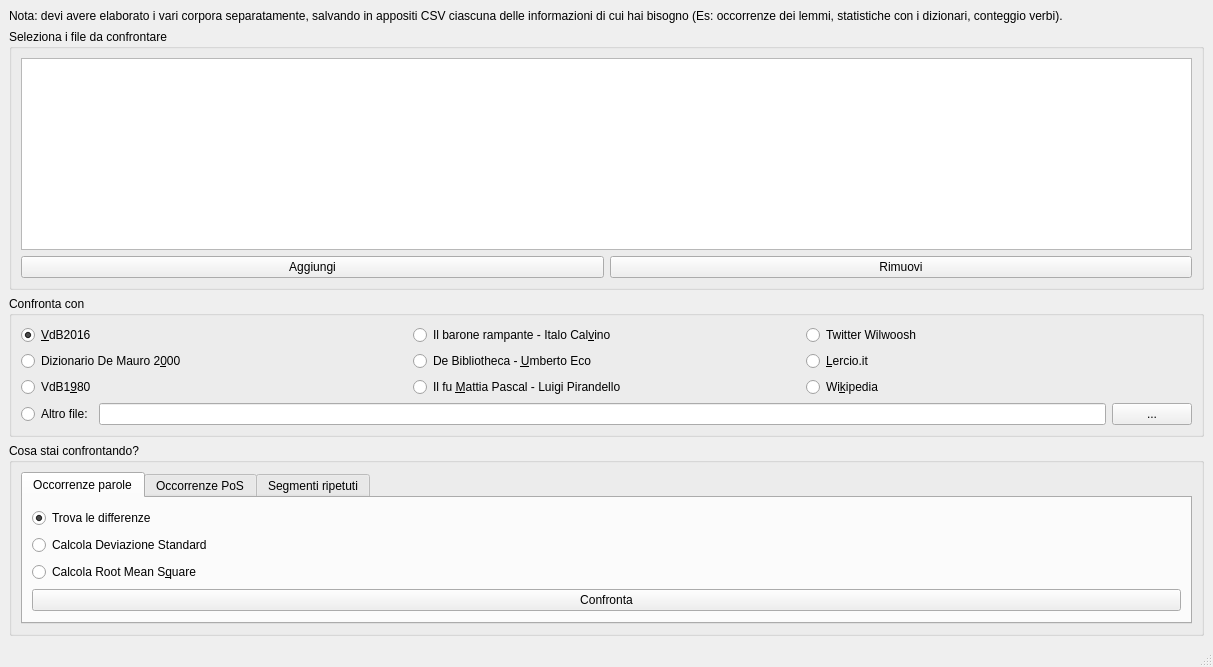
Above: forms/confronto.ui from zorbaproject/Bran before the change. Below: the same form after it.
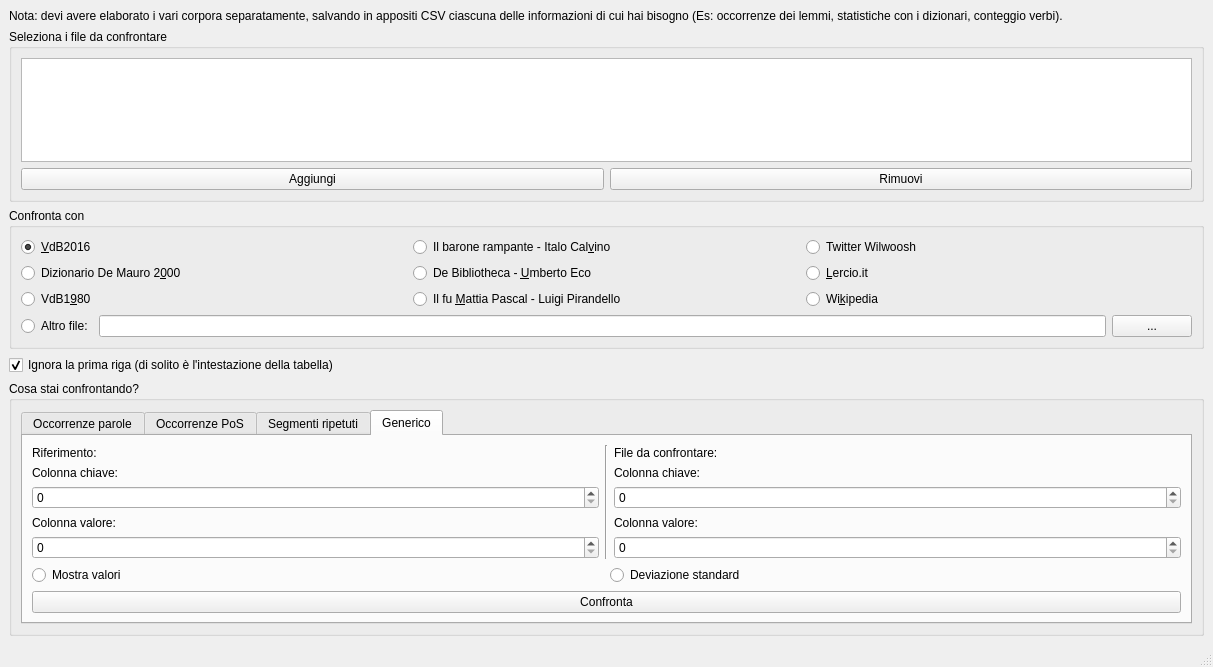
That is the form after the change. The open tabs and pages were chosen to show the change.

Commit message: DS e RMS in confronto occorrenze

The edit to the form file:
```diff
--- a/forms/confronto.ui
+++ b/forms/confronto.ui
@@ -152,6 +152,16 @@
       </layout>
      </widget>
     </item>
+    <item>
+     <widget class="QCheckBox" name="ignorefirstrow">
+      <property name="text">
+       <string>Ignora la prima riga (di solito è l'intestazione della tabella)</string>
+      </property>
+      <property name="checked">
+       <bool>true</bool>
+      </property>
+     </widget>
+    </item>
     <item>
      <widget class="QGroupBox" name="groupBox_2">
       <property name="title">
@@ -229,6 +239,111 @@
            </item>
           </layout>
          </widget>
+         <widget class="QWidget" name="tab_6">
+          <attribute name="title">
+           <string>Generico</string>
+          </attribute>
+          <layout class="QVBoxLayout" name="verticalLayout_8">
+           <item>
+            <layout class="QHBoxLayout" name="horizontalLayout_3">
+             <item>
+              <layout class="QVBoxLayout" name="verticalLayout_6">
+               <item>
+                <widget class="QLabel" name="label_2">
+                 <property name="text">
+                  <string>Riferimento:</string>
+                 </property>
+                </widget>
+               </item>
+               <item>
+                <widget class="QLabel" name="label_4">
+                 <property name="text">
+                  <string>Colonna chiave:</string>
+                 </property>
+                </widget>
+               </item>
+               <item>
+                <widget class="QSpinBox" name="spinBox"/>
+               </item>
+               <item>
+                <widget class="QLabel" name="label_5">
+                 <property name="text">
+                  <string>Colonna valore:</string>
+                 </property>
+                </widget>
+               </item>
+               <item>
+                <widget class="QSpinBox" name="spinBox_2"/>
+               </item>
+              </layout>
+             </item>
+             <item>
+              <widget class="Line" name="line">
+               <property name="orientation">
+                <enum>Qt::Vertical</enum>
+               </property>
+              </widget>
+             </item>
+             <item>
+              <layout class="QVBoxLayout" name="verticalLayout_7">
+               <item>
+                <widget class="QLabel" name="label_3">
+                 <property name="text">
+                  <string>File da confrontare:</string>
+                 </property>
+                </widget>
+               </item>
+               <item>
+                <widget class="QLabel" name="label_6">
+                 <property name="text">
+                  <string>Colonna chiave:</string>
+                 </property>
+                </widget>
+               </item>
+               <item>
+                <widget class="QSpinBox" name="spinBox_3"/>
+               </item>
+               <item>
+                <widget class="QLabel" name="label_7">
+                 <property name="text">
+                  <string>Colonna valore:</string>
+                 </property>
+                </widget>
+               </item>
+               <item>
+                <widget class="QSpinBox" name="spinBox_4"/>
+               </item>
+              </layout>
+             </item>
+            </layout>
+           </item>
+           <item>
+            <layout class="QHBoxLayout" name="horizontalLayout_4">
+             <item>
+              <widget class="QRadioButton" name="radioButton">
+               <property name="text">
+                <string>Mostra valori</string>
+               </property>
+              </widget>
+             </item>
+             <item>
+              <widget class="QRadioButton" name="radioButton_2">
+               <property name="text">
+                <string>Deviazione standard</string>
+               </property>
+              </widget>
+             </item>
+            </layout>
+           </item>
+           <item>
+            <widget class="QPushButton" name="pushButton">
+             <property name="text">
+              <string>Confronta</string>
+             </property>
+            </widget>
+           </item>
+          </layout>
+         </widget>
         </widget>
        </item>
       </layout>
```
Left out of the diff: 6 changed lines with no effect on the pictures. The commit also changes 1 other file.
